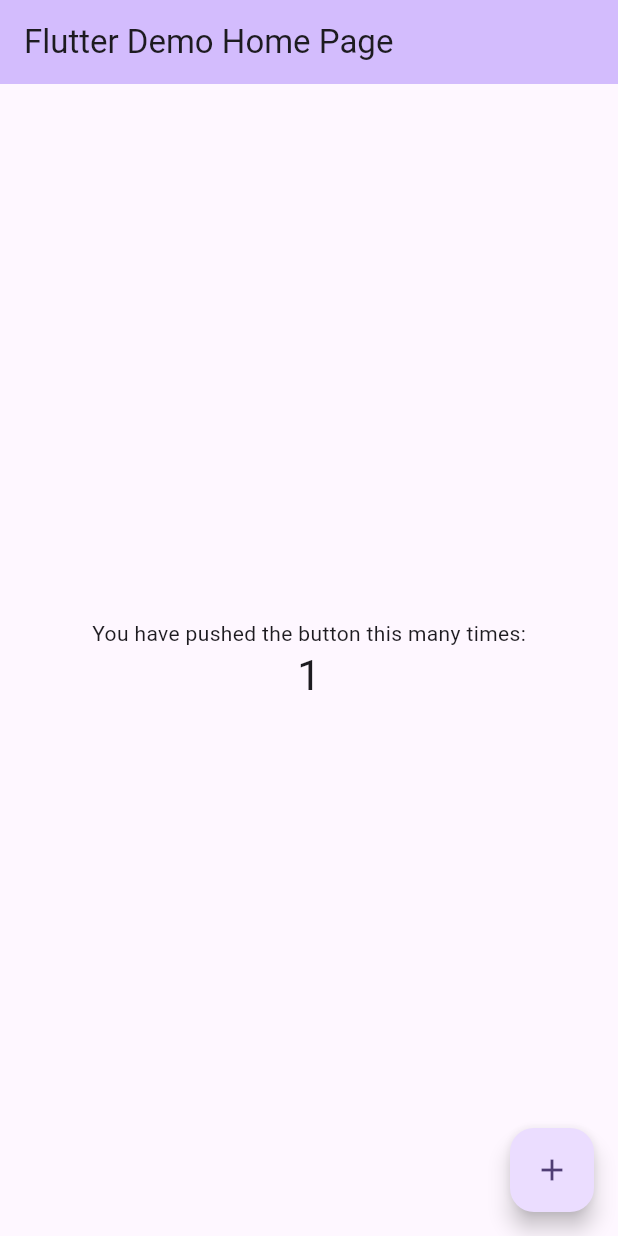
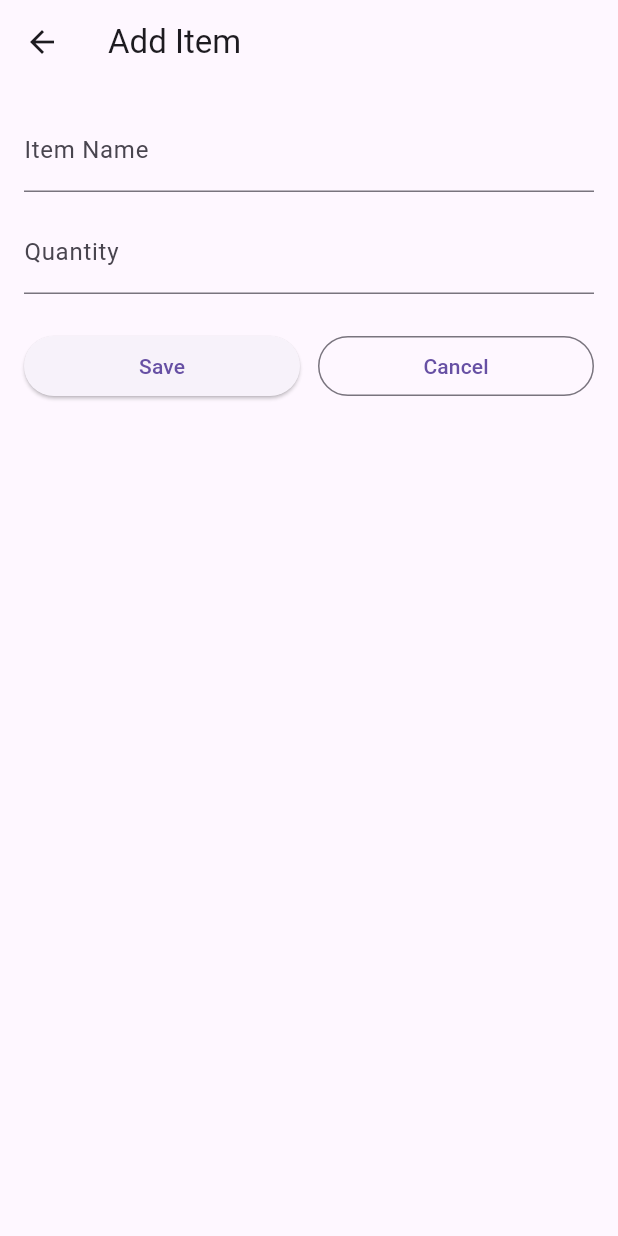
Before and after one commit to 21gcs23/shopping-list, a Flutter app: the screen it shows after launch, after a tap on the "add" icon, on a phone screen of 412 x 824 dp. Run offline on Flutter 3.47's test engine with Material 3 defaults, Android fonts, the phone set to English and light mode, and no system bars.

```diff
--- a/lib/main.dart
+++ b/lib/main.dart
@@ -1,122 +1,31 @@
 import 'package:flutter/material.dart';
+import 'package:provider/provider.dart';
+import 'providers/shopping_provider.dart';
+import 'screens/home_screen.dart';
+import 'screens/add_item_screen.dart';
+import 'screens/item_detail_screen.dart';
 
 void main() {
-  runApp(const MyApp());
+  runApp(const ShoppingListApp());
 }
 
-class MyApp extends StatelessWidget {
-  const MyApp({super.key});
+class ShoppingListApp extends StatelessWidget {
+  const ShoppingListApp({super.key});
 
-  // This widget is the root of your application.
   @override
   Widget build(BuildContext context) {
-    return MaterialApp(
-      title: 'Flutter Demo',
-      theme: ThemeData(
-        // This is the theme of your application.
-        //
-        // TRY THIS: Try running your application with "flutter run". You'll see
-        // the application has a purple toolbar. Then, without quitting the app,
-        // try changing the seedColor in the colorScheme below to Colors.green
-        // and then invoke "hot reload" (save your changes or press the "hot
-        // reload" button in a Flutter-supported IDE, or press "r" if you used
-        // the command line to start the app).
-        //
-        // Notice that the counter didn't reset back to zero; the application
-        // state is not lost during the reload. To reset the state, use hot
-        // restart instead.
-        //
-        // This works for code too, not just values: Most code changes can be
-        // tested with just a hot reload.
-        colorScheme: ColorScheme.fromSeed(seedColor: Colors.deepPurple),
+    return ChangeNotifierProvider(
+      create: (_) => ShoppingProvider(),
+      child: MaterialApp(
+        title: 'Shopping List',
+        theme: ThemeData(primarySwatch: Colors.blue),
+        initialRoute: HomeScreen.routeName,
+        routes: {
+          HomeScreen.routeName: (ctx) => const HomeScreen(),
+          AddItemScreen.routeName: (ctx) => const AddItemScreen(),
+          ItemDetailScreen.routeName: (ctx) => const ItemDetailScreen(),
+        },
       ),
-      home: const MyHomePage(title: 'Flutter Demo Home Page'),
     );
   }
 }
-
-class MyHomePage extends StatefulWidget {
-  const MyHomePage({super.key, required this.title});
-
-  // This widget is the home page of your application. It is stateful, meaning
-  // that it has a State object (defined below) that contains fields that affect
-  // how it looks.
-
-  // This class is the configuration for the state. It holds the values (in this
-  // case the title) provided by the parent (in this case the App widget) and
-  // used by the build method of the State. Fields in a Widget subclass are
-  // always marked "final".
-
-  final String title;
-
-  @override
-  State<MyHomePage> createState() => _MyHomePageState();
-}
-
-class _MyHomePageState extends State<MyHomePage> {
-  int _counter = 0;
-
-  void _incrementCounter() {
-    setState(() {
-      // This call to setState tells the Flutter framework that something has
-      // changed in this State, which causes it to rerun the build method below
-      // so that the display can reflect the updated values. If we changed
-      // _counter without calling setState(), then the build method would not be
-      // called again, and so nothing would appear to happen.
-      _counter++;
-    });
-  }
-
-  @override
-  Widget build(BuildContext context) {
-    // This method is rerun every time setState is called, for instance as done
-    // by the _incrementCounter method above.
-    //
-    // The Flutter framework has been optimized to make rerunning build methods
-    // fast, so that you can just rebuild anything that needs updating rather
-    // than having to individually change instances of widgets.
-    return Scaffold(
-      appBar: AppBar(
-        // TRY THIS: Try changing the color here to a specific color (to
-        // Colors.amber, perhaps?) and trigger a hot reload to see the AppBar
-        // change color while the other colors stay the same.
-        backgroundColor: Theme.of(context).colorScheme.inversePrimary,
-        // Here we take the value from the MyHomePage object that was created by
-        // the App.build method, and use it to set our appbar title.
-        title: Text(widget.title),
-      ),
-      body: Center(
-        // Center is a layout widget. It takes a single child and positions it
-        // in the middle of the parent.
-        child: Column(
-          // Column is also a layout widget. It takes a list of children and
-          // arranges them vertically. By default, it sizes itself to fit its
-          // children horizontally, and tries to be as tall as its parent.
-          //
-          // Column has various properties to control how it sizes itself and
-          // how it positions its children. Here we use mainAxisAlignment to
-          // center the children vertically; the main axis here is the vertical
-          // axis because Columns are vertical (the cross axis would be
-          // horizontal).
-          //
-          // TRY THIS: Invoke "debug painting" (choose the "Toggle Debug Paint"
-          // action in the IDE, or press "p" in the console), to see the
-          // wireframe for each widget.
-          mainAxisAlignment: MainAxisAlignment.center,
-          children: <Widget>[
-            const Text('You have pushed the button this many times:'),
-            Text(
-              '$_counter',
-              style: Theme.of(context).textTheme.headlineMedium,
-            ),
-          ],
-        ),
-      ),
-      floatingActionButton: FloatingActionButton(
-        onPressed: _incrementCounter,
-        tooltip: 'Increment',
-        child: const Icon(Icons.add),
-      ), // This trailing comma makes auto-formatting nicer for build methods.
-    );
-  }
-}
--- /dev/null
+++ b/lib/models/item.dart
@@ -0,0 +1,11 @@
+class ShoppingItem {
+  final String id;
+  final String name;
+  final int quantity;
+
+  ShoppingItem({
+    required this.id,
+    required this.name,
+    required this.quantity,
+  });
+}
--- /dev/null
+++ b/lib/providers/shopping_provider.dart
@@ -0,0 +1,30 @@
+import 'package:flutter/foundation.dart';
+import '../models/item.dart';
+import 'package:uuid/uuid.dart';
+
+class ShoppingProvider extends ChangeNotifier {
+  final List<ShoppingItem> _items = [];
+
+  List<ShoppingItem> get items => List.unmodifiable(_items);
+
+  final _uuid = Uuid();
+
+  void addItem({required String name, required int quantity}) {
+    final item = ShoppingItem(id: _uuid.v4(), name: name, quantity: quantity);
+    _items.add(item);
+    notifyListeners();
+  }
+
+  void removeItem(String id) {
+    _items.removeWhere((it) => it.id == id);
+    notifyListeners();
+  }
+
+  ShoppingItem? getById(String id) {
+    try {
+      return _items.firstWhere((it) => it.id == id);
+    } catch (_) {
+      return null;
+    }
+  }
+}
--- /dev/null
+++ b/lib/screens/add_item_screen.dart
@@ -0,0 +1,98 @@
+import 'package:flutter/material.dart';
+import 'package:provider/provider.dart';
+import '../providers/shopping_provider.dart';
+
+class AddItemScreen extends StatefulWidget {
+  static const routeName = '/add';
+  const AddItemScreen({super.key});
+
+  @override
+  State<AddItemScreen> createState() => _AddItemScreenState();
+}
+
+class _AddItemScreenState extends State<AddItemScreen> {
+  final _formKey = GlobalKey<FormState>();
+  final _nameCtrl = TextEditingController();
+  final _qtyCtrl = TextEditingController();
+
+  @override
+  void dispose() {
+    _nameCtrl.dispose();
+    _qtyCtrl.dispose();
+    super.dispose();
+  }
+
+  void _save() {
+    if (!_formKey.currentState!.validate()) return;
+    final name = _nameCtrl.text.trim();
+    final qty = int.tryParse(_qtyCtrl.text.trim()) ?? 0;
+    Provider.of<ShoppingProvider>(context, listen: false)
+        .addItem(name: name, quantity: qty);
+    Navigator.pop(context);
+  }
+
+  @override
+  Widget build(BuildContext context) {
+    return Scaffold(
+      appBar: AppBar(
+        title: const Text('Add Item'),
+      ),
+      body: Padding(
+        padding: const EdgeInsets.all(16.0),
+        child: Form(
+          key: _formKey,
+          child: Column(
+            children: [
+              TextFormField(
+                controller: _nameCtrl,
+                decoration: const InputDecoration(labelText: 'Item Name'),
+                validator: (val) {
+                  if (val == null || val.trim().isEmpty) {
+                    return 'Please enter item name';
+                  }
+                  return null;
+                },
+              ),
+              const SizedBox(height: 12),
+              TextFormField(
+                controller: _qtyCtrl,
+                decoration: const InputDecoration(labelText: 'Quantity'),
+                keyboardType: TextInputType.number,
+                validator: (val) {
+                  if (val == null || val.trim().isEmpty) {
+                    return 'Please enter quantity';
+                  }
+                  final n = int.tryParse(val.trim());
+                  if (n == null || n <= 0) {
+                    return 'Enter a valid number > 0';
+                  }
+                  return null;
+                },
+              ),
+              const SizedBox(height: 24),
+              Row(
+                children: [
+                  Expanded(
+                    child: ElevatedButton(
+                      onPressed: _save,
+                      child: const Text('Save'),
+                    ),
+                  ),
+                  const SizedBox(width: 12),
+                  Expanded(
+                    child: OutlinedButton(
+                      onPressed: () {
+                        Navigator.pop(context);
+                      },
+                      child: const Text('Cancel'),
+                    ),
+                  ),
+                ],
+              ),
+            ],
+          ),
+        ),
+      ),
+    );
+  }
+}
--- /dev/null
+++ b/lib/screens/home_screen.dart
@@ -0,0 +1,53 @@
+import 'package:flutter/material.dart';
+import 'package:provider/provider.dart';
+import '../providers/shopping_provider.dart';
+import '../models/item.dart';
+
+class HomeScreen extends StatelessWidget {
+  static const routeName = '/';
+
+  const HomeScreen({super.key});
+
+  @override
+  Widget build(BuildContext context) {
+    return Scaffold(
+      appBar: AppBar(
+        title: const Text('Shopping List'),
+      ),
+      body: Consumer<ShoppingProvider>(
+        builder: (context, provider, _) {
+          final items = provider.items;
+          if (items.isEmpty) {
+            return const Center(
+              child: Text('No items yet', style: TextStyle(fontSize: 18)),
+            );
+          }
+          return ListView.separated(
+            itemCount: items.length,
+            separatorBuilder: (_, __) => const Divider(height: 1),
+            itemBuilder: (context, index) {
+              final ShoppingItem item = items[index];
+              return ListTile(
+                title: Text(item.name),
+                subtitle: Text('Quantity: ${item.quantity}'),
+                onTap: () {
+                  Navigator.pushNamed(
+                    context,
+                    '/detail',
+                    arguments: item.id,
+                  );
+                },
+              );
+            },
+          );
+        },
+      ),
+      floatingActionButton: FloatingActionButton(
+        onPressed: () {
+          Navigator.pushNamed(context, '/add');
+        },
+        child: const Icon(Icons.add),
+      ),
+    );
+  }
+}
--- a/pubspec.yaml
+++ b/pubspec.yaml
@@ -30,7 +30,8 @@ environment:
 dependencies:
   flutter:
     sdk: flutter
-
+  provider: ^6.0.5
+  uuid: ^3.0.6
   # The following adds the Cupertino Icons font to your application.
   # Use with the CupertinoIcons class for iOS style icons.
   cupertino_icons: ^1.0.8
```
Also changed, not shown: lib/screens/item_detail_screen.dart (added, +63 -0 lines), 1 other file.
